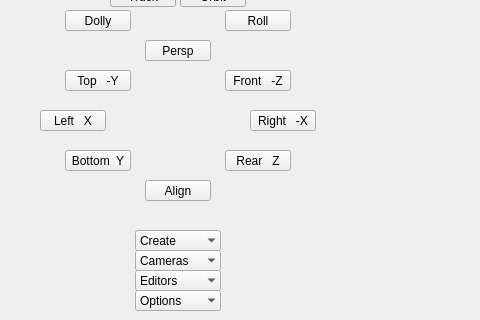
m3trik/Scripts_portable, file ui/viewport.ui: the form before one commit; both pictures show x 120 to 600 and y 180 to 500 of the 600 by 600 pixel window.
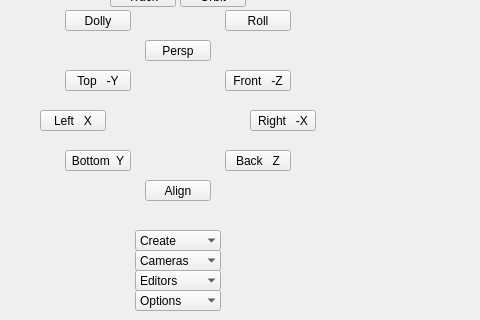
The form after the commit. Custom widgets are drawn as their Qt base class.

The edit to the form file:
```diff
--- a/ui/viewport.ui
+++ b/ui/viewport.ui
@@ -503,7 +503,7 @@
       </size>
      </property>
      <property name="text">
-      <string>Rear   Z</string>
+      <string>Back   Z</string>
      </property>
     </widget>
     <widget class="QPushButton" name="v006">
```
